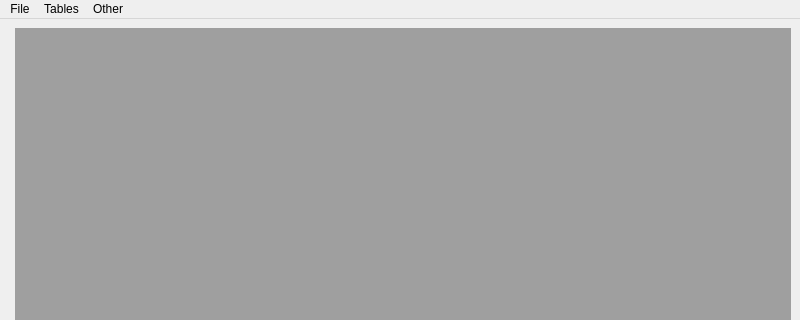
Qt form src/ui/mainwindow.ui (babybob8/OOP_CURS) before a commit; both pictures show x 0 to 800 and y 0 to 320 of the 800 by 600 pixel window.
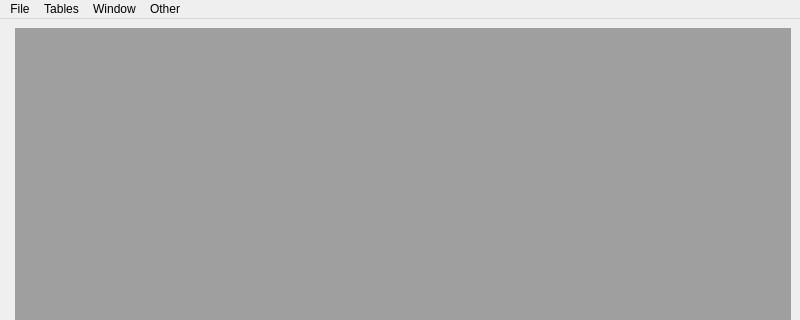
The same form after that commit.

Diff of the .ui file:
```diff
--- a/src/ui/mainwindow.ui
+++ b/src/ui/mainwindow.ui
@@ -62,8 +62,14 @@
     <addaction name="separator"/>
     <addaction name="actionAbout"/>
    </widget>
+   <widget class="QMenu" name="menuWindows">
+    <property name="title">
+     <string>Window</string>
+    </property>
+   </widget>
    <addaction name="menuFile"/>
    <addaction name="menuTables"/>
+   <addaction name="menuWindows"/>
    <addaction name="menuOther"/>
   </widget>
   <widget class="QStatusBar" name="statusbar"/>
```
